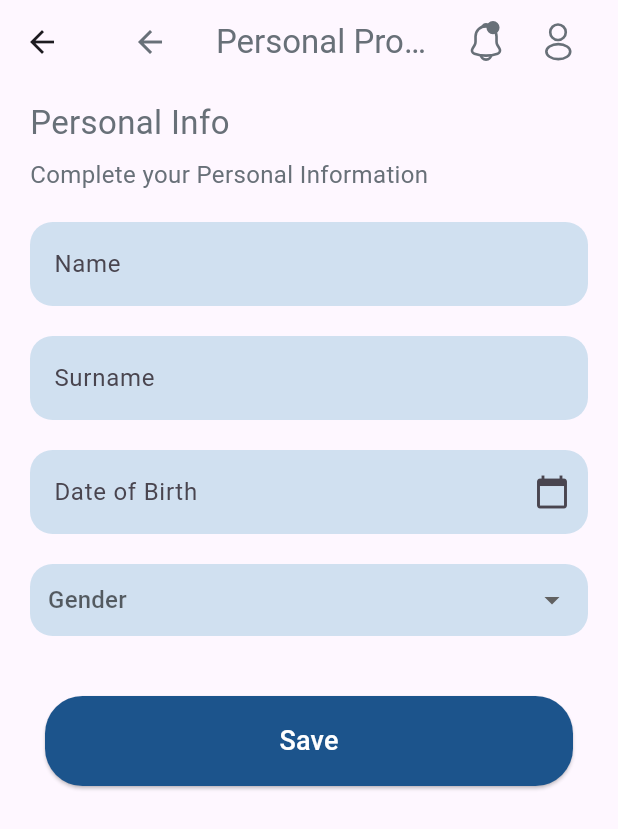
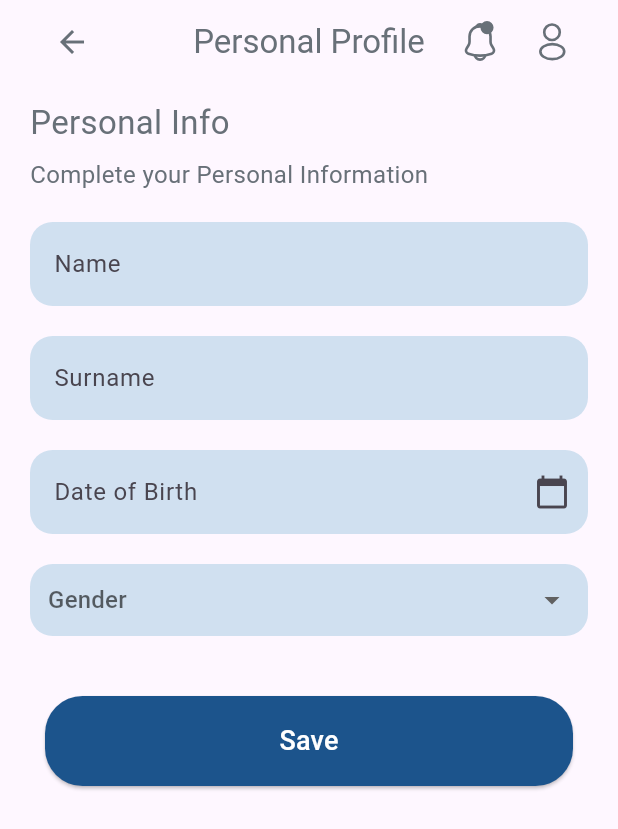
Before and after one commit to Harini-Sritharar/LLM-based-Mobile-App-for-Mental-Health, a Flutter app: the PersonalInfoPage screen opened directly, on a phone screen of 412 x 824 dp. Shown: the top 829 px of the screen. Run offline on Flutter 3.47's test engine with Material 3 defaults, Android fonts, the phone set to English and light mode, and no system bars; our stand-ins replace flutter_svg.

Commit message:
[dk2222] fix: Correctly implement app bar removing second back arrow

```diff
--- a/llm_based_sat_app/lib/screens/personal_info_page.dart
+++ b/llm_based_sat_app/lib/screens/personal_info_page.dart
@@ -25,17 +25,13 @@ class _PersonalInfoPageState extends State<PersonalInfoPage> {
   @override
   Widget build(BuildContext context) {
     return Scaffold(
-      appBar: AppBar(
-        title: const CustomAppBar(title: "Personal Profile"),
-        backgroundColor: Colors.transparent,
-        elevation: 0,
-      ),
       body: Padding(
         padding: const EdgeInsets.symmetric(horizontal: 20),
         child: SingleChildScrollView(
           child: Column(
             crossAxisAlignment: CrossAxisAlignment.start,
             children: [
+              CustomAppBar(title: "Personal Profile"),
               const SizedBox(height: 10),
               const Text(
                 "Personal Info",
```
